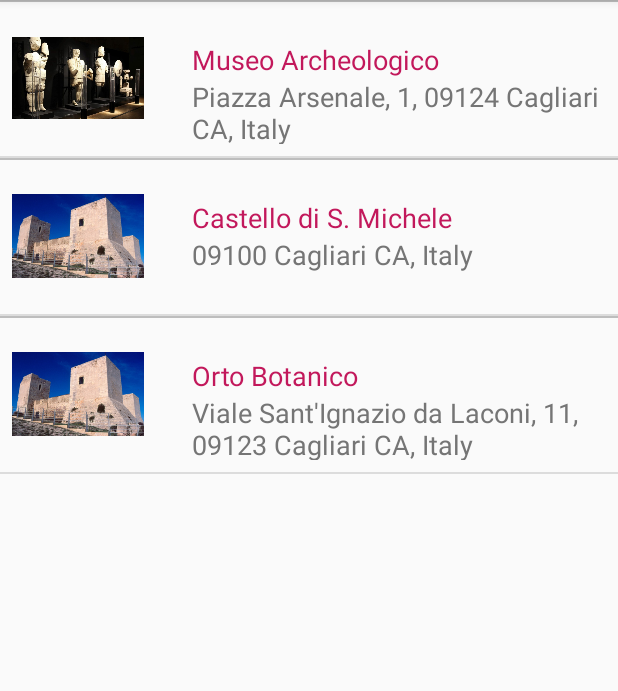
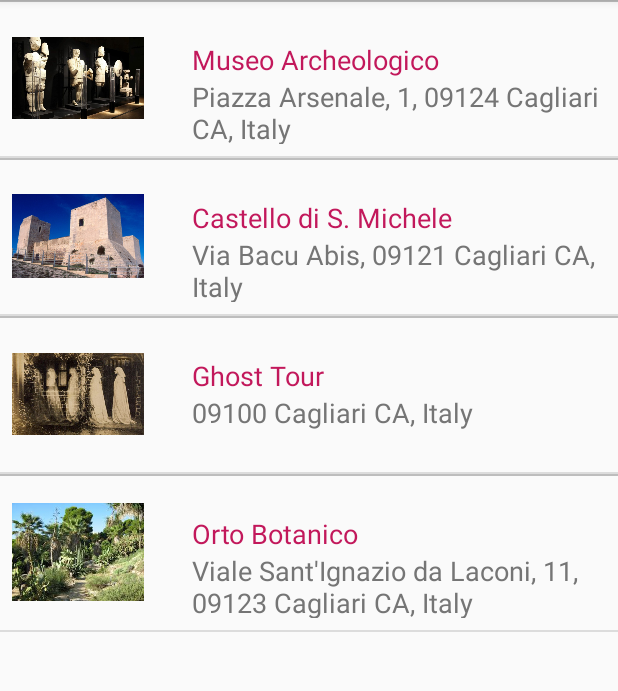
Before and after one commit to Melsara/HolidayEscape, an Android app: the fragment CulturalFragment shown on its own in the app's theme, on a phone screen of 412 x 824 dp, the part 84-775 px from its top. Run offline under Robolectric (Android 15) with nearby library versions, the phone set to English and light mode, and no system bars.

Commit message:
Adding third and fourth cultural place.

```diff
--- a/app/src/main/java/eu/escapeadvisor/holidayescape/CulturalFragment.java
+++ b/app/src/main/java/eu/escapeadvisor/holidayescape/CulturalFragment.java
@@ -39,9 +39,9 @@ public class CulturalFragment extends Fragment {
         culturals.add(new POI(mContext.getResources().getString(R.string.category_culturalPlaces),getString(R.string.cult_name2), getString(R.string.cult_url2),
                 getString(R.string.cult_email2), getString(R.string.cult_tel2),39.244441, 9.109616, R.drawable.michele, getString(R.string.cult_desc2),getString(R.string.cult_address2)));
         culturals.add(new POI(mContext.getResources().getString(R.string.category_culturalPlaces),getString(R.string.cult_name3), getString(R.string.cult_url3),
-                getString(R.string.cult_email3), getString(R.string.cult_tel3),39.244441, 9.109616, R.drawable.michele, getString(R.string.cult_desc3),getString(R.string.cult_address3)));
+                getString(R.string.cult_email3), getString(R.string.cult_tel3),39.224262, 9.121482, R.drawable.ghost, getString(R.string.cult_desc3),getString(R.string.cult_address3)));
         culturals.add(new POI(mContext.getResources().getString(R.string.category_culturalPlaces),getString(R.string.cult_name4), getString(R.string.cult_url4),
-                getString(R.string.cult_email4), getString(R.string.cult_tel4),39.244441, 9.109616, R.drawable.michele, getString(R.string.cult_desc4),getString(R.string.cult_address4)));
+                getString(R.string.cult_email4), getString(R.string.cult_tel4),39.221315, 9.109939, R.drawable.botanico, getString(R.string.cult_desc4),getString(R.string.cult_address4)));
 
         PoiAdapter culturalsAdapter = new PoiAdapter(getActivity(), culturals);
         ListView listView = (ListView) rootView.findViewById(R.id.list);
--- a/app/src/main/res/values/strings.xml
+++ b/app/src/main/res/values/strings.xml
@@ -117,17 +117,18 @@
         Fu allora – nel periodo in cui era feudatario il conte Giacomo Carroz – che il castello diventò una delle più lussuose residenze della Sardegna.
         L\’ultima esponente della famiglia Carroz, che visse come castellana a San Michele, fu la sfortunata contessa Violante, la quale morì nel 1511 e il castello fu quindi incamerato tra i beni della Corona spagnola.
         Nel 1652 fu utilizzato come lazzaretto durante l\’epidemia di peste.</string>
+    <string name="cult_address2">Via Bacu Abis, 09121 Cagliari CA, Italy</string>
     <string name="cult_name3">Ghost Tour</string>
     <string name="cult_url3">https://www.facebook.com/CagliariGhostTour/</string>
     <string name="cult_email3">pcart@email.it</string>
     <string name="cult_tel3">+39 345 041 8645</string>
     <string name="cult_desc3">Insolite visite guidate alla scoperta dei misteri, delle leggende spettrali, dei delitti efferati e delle curiosità che riguardano la città di Cagliari.</string>
-    <string name="cult_address2">09100 Cagliari CA, Italy</string>
+    <string name="cult_address3">09100 Cagliari CA, Italy</string>
     <string name="cult_name4">Orto Botanico</string>
     <string name="cult_url4">http://www.ortobotanicoitalia.it/sardegna/cagliari/</string>
     <string name="cult_email4">hbk@unica.itt</string>
     <string name="cult_tel4">+39 070 675 3512</string>
     <string name="cult_desc4">L\’Orto Botanico di Cagliari, la cui superficie è di circa 5 ha, occupa la porzione inferiore della Valle di Palabanda, il cui fondo si allarga dalla porzione più elevata, maggiormente acclive e accidentata, che ospita le Roccaglie della Biodiversità, sino all\’ingresso situato nella parte più bassa, presso il quale si trova il settore delle Gymnospermae.
     Il giardino sorge su un\’area archeologica compresa tra l\’Anfiteatro Romano, l\’Orto dei Cappuccini (nel quale vi è una cava utilizzata per la costruzione dell’Anfiteatro, in seguito utilizzata come carcere e infine come cisterna) e la cosiddetta Villa di Tigellio, un\’area archeologica che presenta i resti di alcune domus romane e di un coevo edificio termale.</string>
-    <string name="cult_address4">Viale Sant'Ignazio da Laconi, 11, 09123 Cagliari CA, Italy</string>
+    <string name="cult_address4">Viale Sant\'Ignazio da Laconi, 11, 09123 Cagliari CA, Italy</string>
 </resources>
```
Also changed, not shown: app/src/main/res/drawable-hdpi/botanico.png (added), app/src/main/res/drawable-hdpi/ghost.png (added), app/src/main/res/drawable-mdpi/botanico.png (added), app/src/main/res/drawable-mdpi/ghost.png (added), app/src/main/res/drawable-xhdpi/botanico.png (added), 5 other files.
